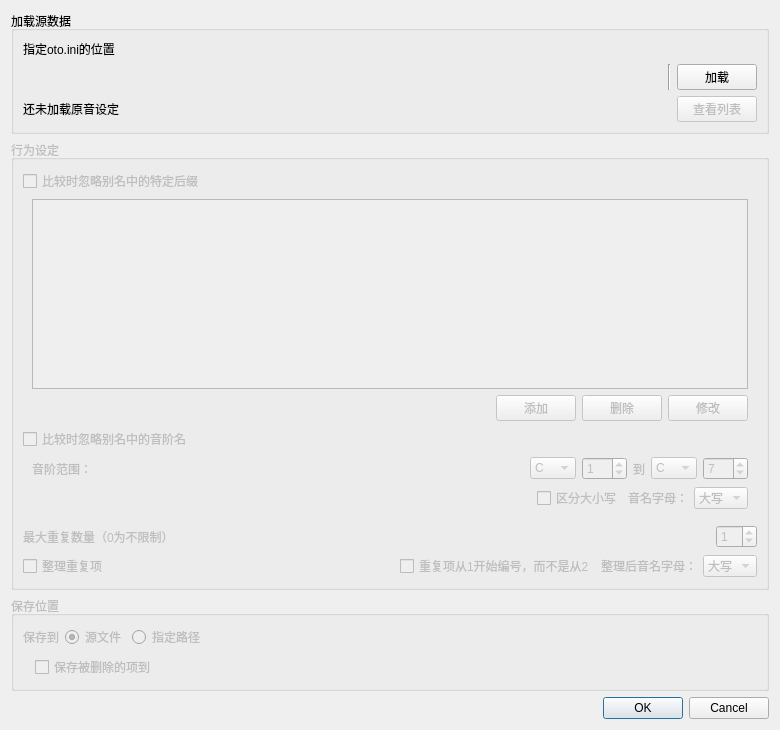
First picture: the form in src/removeduplicatedialog.ui, repository shine5402/KiraOtoToolbox, before the edit.
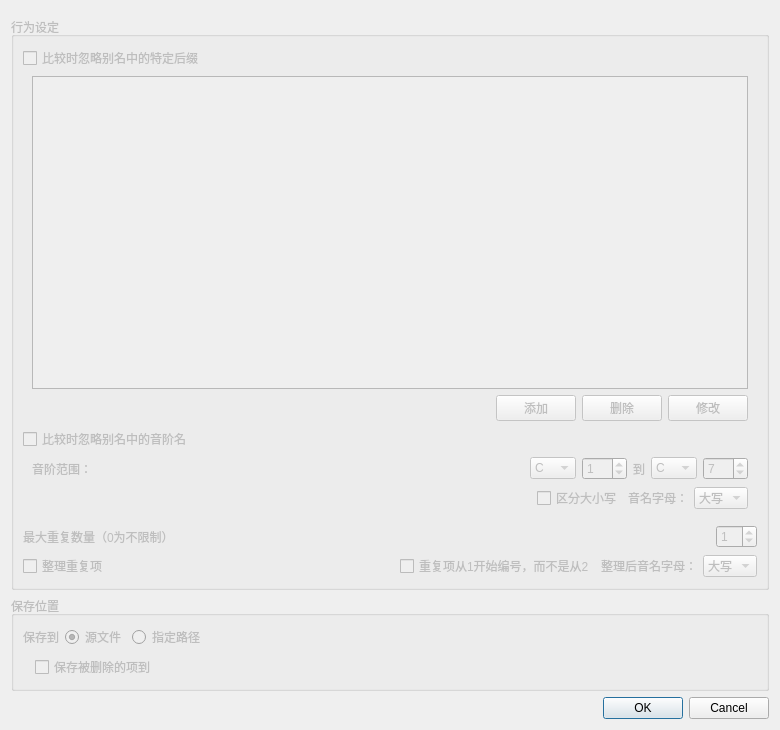
Second picture: the form after the edit. Custom widgets are drawn as their Qt base class.

Commit message: OtoFileLoadWidget完成

```diff
--- a/src/removeduplicatedialog.ui
+++ b/src/removeduplicatedialog.ui
@@ -15,96 +15,7 @@
   </property>
   <layout class="QVBoxLayout" name="verticalLayout_5">
    <item>
-    <widget class="QGroupBox" name="groupBox_4">
-     <property name="title">
-      <string>加载源数据</string>
-     </property>
-     <layout class="QVBoxLayout" name="verticalLayout_6">
-      <item>
-       <widget class="QLabel" name="label">
-        <property name="text">
-         <string>指定oto.ini的位置</string>
-        </property>
-       </widget>
-      </item>
-      <item>
-       <widget class="QWidget" name="loadOtoWidget" native="true">
-        <layout class="QHBoxLayout" name="horizontalLayout">
-         <property name="leftMargin">
-          <number>0</number>
-         </property>
-         <property name="topMargin">
-          <number>0</number>
-         </property>
-         <property name="rightMargin">
-          <number>0</number>
-         </property>
-         <property name="bottomMargin">
-          <number>0</number>
-         </property>
-         <item>
-          <widget class="OtoFileNameEditWithOpenBrowse" name="openFileNameEdit" native="true">
-           <property name="sizePolicy">
-            <sizepolicy hsizetype="Expanding" vsizetype="Preferred">
-             <horstretch>0</horstretch>
-             <verstretch>0</verstretch>
-            </sizepolicy>
-           </property>
-          </widget>
-         </item>
-         <item>
-          <widget class="Line" name="line">
-           <property name="orientation">
-            <enum>Qt::Vertical</enum>
-           </property>
-          </widget>
-         </item>
-         <item>
-          <widget class="QPushButton" name="loadButton">
-           <property name="text">
-            <string>加载</string>
-           </property>
-          </widget>
-         </item>
-        </layout>
-       </widget>
-      </item>
-      <item>
-       <layout class="QHBoxLayout" name="horizontalLayout_8">
-        <item>
-         <widget class="QLabel" name="countLabel">
-          <property name="text">
-           <string>还未加载原音设定</string>
-          </property>
-         </widget>
-        </item>
-        <item>
-         <spacer name="horizontalSpacer_5">
-          <property name="orientation">
-           <enum>Qt::Horizontal</enum>
-          </property>
-          <property name="sizeHint" stdset="0">
-           <size>
-            <width>40</width>
-            <height>20</height>
-           </size>
-          </property>
-         </spacer>
-        </item>
-        <item>
-         <widget class="QPushButton" name="showOtoListButton">
-          <property name="enabled">
-           <bool>false</bool>
-          </property>
-          <property name="text">
-           <string>查看列表</string>
-          </property>
-         </widget>
-        </item>
-       </layout>
-      </item>
-     </layout>
-    </widget>
+    <widget class="OtoFileLoadWidget" name="otoLoadWidget" native="true"/>
    </item>
    <item>
     <widget class="QGroupBox" name="optionGroupBox">
@@ -647,15 +558,15 @@
  </widget>
  <customwidgets>
   <customwidget>
-   <class>OtoFileNameEditWithOpenBrowse</class>
+   <class>OtoFileNameEditWithSaveBrowse</class>
    <extends>QWidget</extends>
    <header>widgets/otofilenameeditwithbrowse.h</header>
    <container>1</container>
   </customwidget>
   <customwidget>
-   <class>OtoFileNameEditWithSaveBrowse</class>
+   <class>OtoFileLoadWidget</class>
    <extends>QWidget</extends>
-   <header>widgets/otofilenameeditwithbrowse.h</header>
+   <header>widgets/otofileloadwidget.h</header>
    <container>1</container>
   </customwidget>
  </customwidgets>
```
The commit also changes 10 other files.
